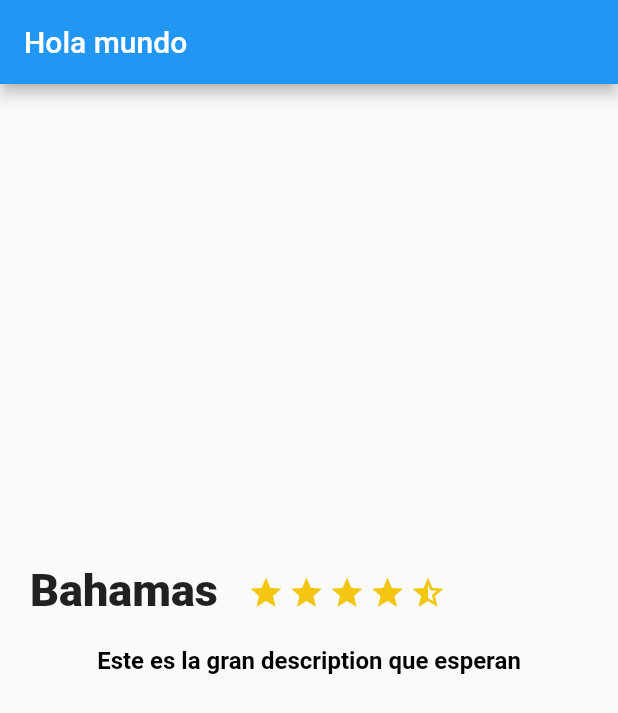
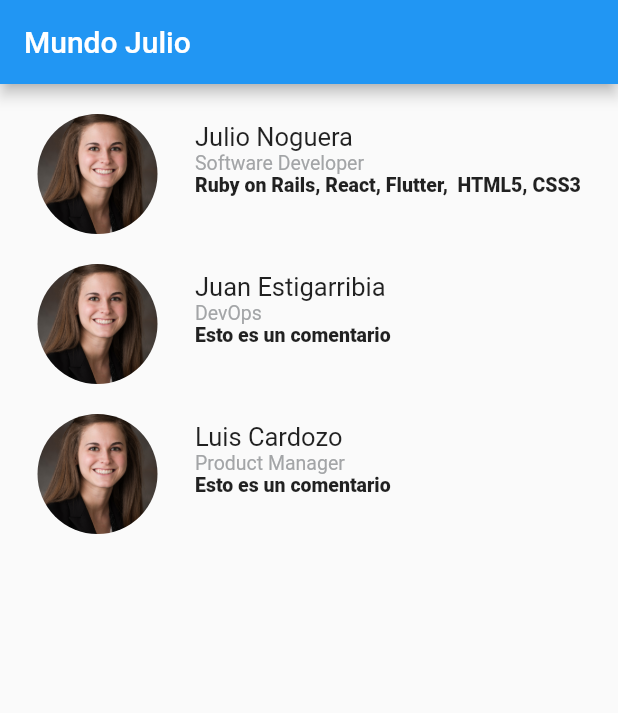
Before and after one commit to NogueraJulio24/flutter-app, a Flutter app: the screen it shows after launch, on a phone screen of 412 x 824 dp. Shown: the top 713 px of the screen. Run offline on Flutter 3.47's test engine with Material 2 defaults, Android fonts, the phone set to English and light mode, and no system bars.

Commit message:
review_list widget

```diff
--- a/lib/main.dart
+++ b/lib/main.dart
@@ -1,6 +1,7 @@
 import 'package:flutter/material.dart';
 import 'package:hello_world/review.dart';
 import 'description_place.dart';
+import 'review_list.dart';
 
 void main() => runApp(MyApp());
 
@@ -11,22 +12,14 @@ class MyApp extends StatelessWidget {
     return MaterialApp(
       title: 'Flutter Demo',
       theme: ThemeData(
-        // This is the theme of your application.
-        //
-        // Try running your application with "flutter run". You'll see the
-        // application has a blue toolbar. Then, without quitting the app, try
-        // changing the primarySwatch below to Colors.green and then invoke
-        // "hot reload" (press "r" in the console where you ran "flutter run",
-        // or simply save your changes to "hot reload" in a Flutter IDE).
-        // Notice that the counter didn't reset back to zero; the application
-        // is not restarted.
         primarySwatch: Colors.blue,
       ),
       home: Scaffold(
         appBar: AppBar(
-          title: Text("Hola mundo")
+          title: Text("Mundo Julio")
         ),
-        body: new DescriptionPlace("Bahamas", 4, "Este es la gran description que esperan"),
+        //body: new DescriptionPlace("Bahamas", 4, "Este es la gran description que esperan"),
+        body: ReviewList(),
       )
     );
   }
--- a/lib/review.dart
+++ b/lib/review.dart
@@ -3,15 +3,87 @@ import 'package:flutter/material.dart';
 class Review extends StatelessWidget{
 
   String pat;
-  String name = "Julio";
-  String details = "1 review 5 photos";
-  String comment = "Este es un gran comentario";
+  String name;
+  String details;
+  String comment;
 
-  Review(this.pat, name);
+  Review(this.pat, this.name, this.details, this.comment);
 
   @override
   Widget build(BuildContext context) {
     // TODO: implement build
+
+    //BLANK START
+    final start_border = Container(
+      margin: EdgeInsets.only(
+          top: 323.0,
+          right: 3.0
+      ),
+      child: Icon(
+        Icons.star_border,
+        color: Color(0xFFf2C611),
+
+      ),
+    );
+
+    // HALF START
+    final start_half = Container(
+      margin: EdgeInsets.only(
+          top: 323.0,
+          right: 3.0
+      ),
+      child: Icon(
+        Icons.star_half,
+        color: Color(0xFFf2C611),
+
+      ),
+    );
+
+    // COMPLETE START
+    final start = Container(
+      margin: EdgeInsets.only(
+          top: 323.0,
+          right: 3.0
+      ),
+      child: Icon(
+        Icons.star,
+        color: Color(0xFFf2C611),
+      ),
+    );
+
+
+
+    // USER INFORMATION
+    final userInfo = Container(
+      margin: EdgeInsets.only(
+        left: 20.0
+      ),
+      child: Text(
+        details,
+        textAlign: TextAlign.left,
+        style: TextStyle(
+          fontSize: 13.0,
+          color: Color(0xFFa3a5a7)
+        ),
+      ),
+    );
+
+    // USER COMMENT
+    final userComment = Container(
+      margin: EdgeInsets.only(
+          left: 20.0
+      ),
+      child: Text(
+        comment,
+        textAlign: TextAlign.left,
+        style: TextStyle(
+            fontSize: 13.0,
+          fontWeight: FontWeight.w900
+        ),
+      ),
+    );
+
+    // USER NAME
     final userName = Container(
       margin: EdgeInsets.only(
         left: 20.0
@@ -26,13 +98,17 @@ class Review extends StatelessWidget{
       ),
     );
 
-    final UserDetail = Column(
+    // DETAILS OF USER REVIEW
+    final userDetails = Column(
       crossAxisAlignment: CrossAxisAlignment.start,
       children: <Widget>[
-
+        userName,
+        userInfo,
+        userComment
       ],
     );
 
+    // PHOTO OF THE USER
     final photo = Container(
       margin: EdgeInsets.only(
         top: 20.0,
@@ -52,7 +128,8 @@ class Review extends StatelessWidget{
 
     return Row(
       children: <Widget>[
-        photo
+        photo,
+        userDetails,
       ],
     );
   }
--- /dev/null
+++ b/lib/review_list.dart
@@ -0,0 +1,18 @@
+import 'package:flutter/material.dart';
+import 'review.dart';
+
+class ReviewList extends StatelessWidget{
+  @override
+  Widget build(BuildContext context) {
+    // TODO: implement build
+
+    return Column(
+      crossAxisAlignment: CrossAxisAlignment.start,
+      children: <Widget>[
+        Review("assets/img/person.jpg", "Julio Noguera", "Software Developer", "Ruby on Rails, React, Flutter,  HTML5, CSS3"),
+        Review("assets/img/person.jpg", "Juan Estigarribia", "DevOps", "Esto es un comentario"),
+        Review("assets/img/person.jpg", "Luis Cardozo", "Product Manager", "Esto es un comentario")
+      ],
+    );
+  }
+}
```
Also changed, not shown: pubspec.yaml (+2 -37 lines), assets/img/person.jpg (renamed from img/person.jpg).
